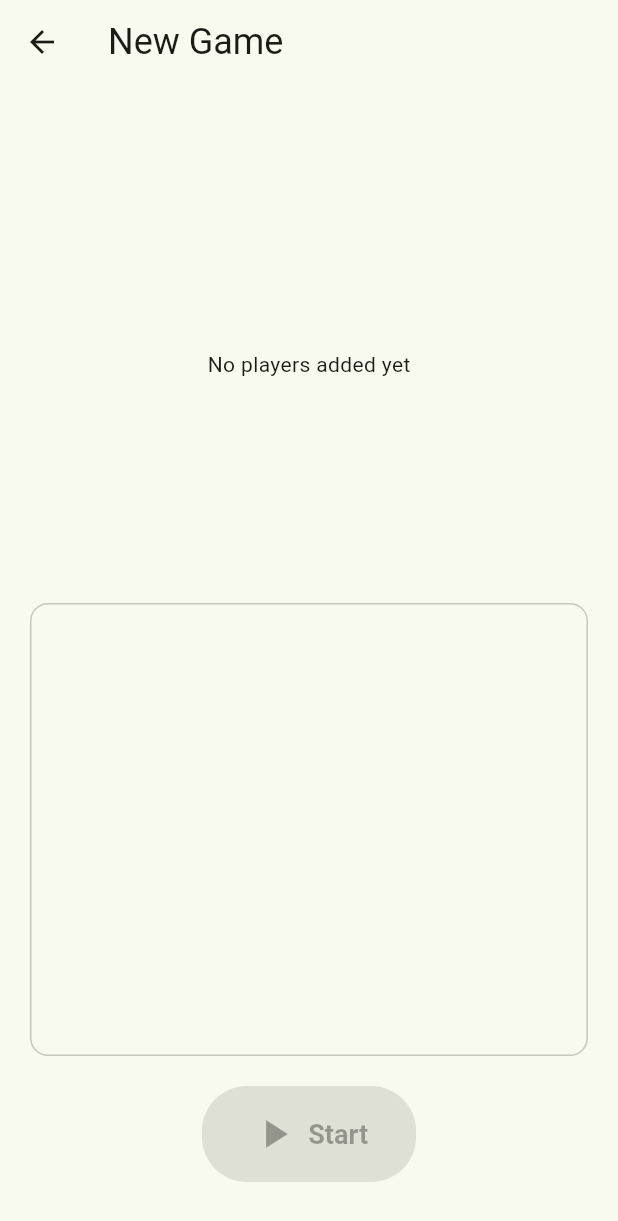
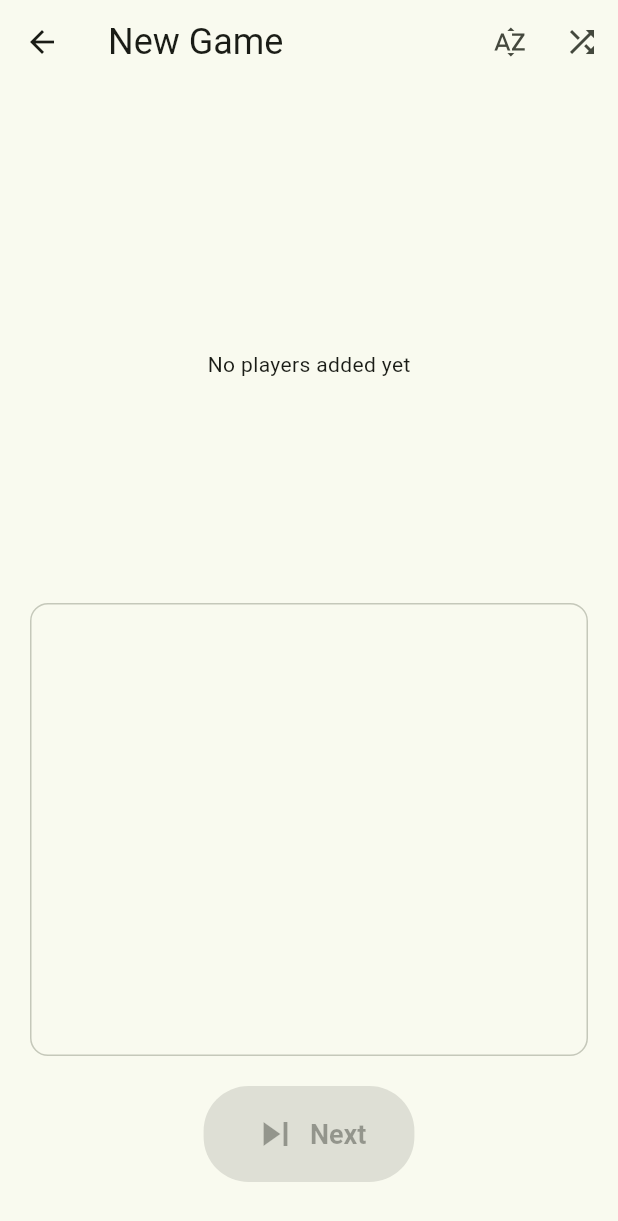
Before and after one commit to ben-fletcher/Pooker, a Flutter app: the screen it shows after launch, after a tap on "Start", on a phone screen of 412 x 824 dp. Shown: the top 1221 px of the screen. Run offline on Flutter 3.47's test engine with Material 3 defaults, Android fonts, the phone set to English and light mode, and no system bars; our stand-ins replace confetti, file_picker, google_fonts, package_info_plus, sqflite, sqflite_common_ffi_web; accounts and stored records are empty; Roboto replaces fonts that are missing (AR One Sans, Comic Sans MS).

Commit message:
Fix stats page + backup (#11)
* Fix stats

* Improve android logo

* Added export/import functionality

* Multi game type

* Allow reordering

* Dark mode

* Reset data

```diff
--- a/lib/components/pool_ball_button.dart
+++ b/lib/components/pool_ball_button.dart
@@ -5,7 +5,8 @@ class PoolBallButton extends StatelessWidget {
   final Color color;
   final Function()? onPressed;
 
-  const PoolBallButton({super.key, this.number, required this.color, this.onPressed});
+  const PoolBallButton(
+      {super.key, this.number, required this.color, this.onPressed});
 
   @override
   Widget build(BuildContext context) {
--- a/lib/main.dart
+++ b/lib/main.dart
@@ -31,7 +31,7 @@ class MyApp extends StatelessWidget {
           title: 'Pooker',
           theme: theme.light(),
           darkTheme: theme.dark(),
-          themeMode: ThemeMode.light,
+          themeMode: ThemeMode.system,
           home: StartPage(),
           debugShowCheckedModeBanner: false,
         ));
--- a/lib/models/game_model.dart
+++ b/lib/models/game_model.dart
@@ -9,6 +9,7 @@ import 'package:pooker_score/services/database_service.dart';
 
 class GameModel extends ChangeNotifier {
   final List<Player> players = [];
+  int totalBalls = 15;
   get activePlayer => players[_currentPlayerIndex];
   int _currentPlayerIndex = 0;
   BallColour _nextTargetBall = BallColour.red;
@@ -109,7 +110,6 @@ class GameModel extends ChangeNotifier {
   }
 
   int get remainingBalls {
-    int totalBalls = 14;
     int pottedBalls = players.fold(0, (sum, player) {
       return sum +
           player.turns
@@ -117,7 +117,9 @@ class GameModel extends ChangeNotifier {
                   turn.event.potted && turn.event.colour == BallColour.red)
               .length;
     });
-    return totalBalls - pottedBalls;
+
+    // Subtract the black ball
+    return totalBalls - 1 - pottedBalls;
   }
 
   void addPlayer(Player player) {
@@ -149,6 +151,25 @@ class GameModel extends ChangeNotifier {
   void reset() {
     players.clear();
     _currentPlayerIndex = 0;
+    _nextTargetBall = BallColour.red;
+    hasSaved = false;
+    _turnHistory.clear();
+
+    notifyListeners();
+  }
+
+  void setTotalBalls(int balls) {
+    totalBalls = balls;
+    notifyListeners();
+  }
+
+  void shufflePlayers() {
+    players.shuffle();
+    notifyListeners();
+  }
+
+  void orderPlayersAlphabetically() {
+    players.sort((a, b) => a.name.compareTo(b.name));
     notifyListeners();
   }
 }
--- a/lib/pages/players.dart
+++ b/lib/pages/players.dart
@@ -100,6 +100,7 @@ class _PlayerScreenState extends State<PlayerScreen> {
         return AlertDialog(
           title: Text('Add Player'),
           content: TextField(
+            focusNode: FocusNode()..requestFocus(),
             controller: nameController,
             autocorrect: false,
             textCapitalization: TextCapitalization.words,
--- a/lib/pages/setup.dart
+++ b/lib/pages/setup.dart
@@ -1,7 +1,7 @@
 import 'package:flutter/material.dart';
 import 'package:pooker_score/models/game_model.dart';
 import 'package:pooker_score/models/player.dart';
-import 'package:pooker_score/pages/calculator.dart';
+import 'package:pooker_score/pages/game_settings.dart';
 import 'package:pooker_score/services/database_service.dart';
 import 'package:pooker_score/theme.dart';
 import 'package:provider/provider.dart';
@@ -30,15 +30,25 @@ class _SetupPageState extends State<SetupPage> {
 
   @override
   Widget build(BuildContext context) {
-    return Consumer<MaterialTheme>(builder: (context, theme, _) {
-      return Theme(
-        data: theme.light(),
-        child: Scaffold(
+    return Consumer<GameModel>(builder: (context, gameModel, _) {
+      return Scaffold(
         appBar: AppBar(
           title: const Text('New Game', style: TextStyle(fontSize: 24)),
+          actions: [
+            IconButton(
+                onPressed: () {
+                  gameModel.orderPlayersAlphabetically();
+                },
+                icon: Icon(Icons.sort_by_alpha)),
+            IconButton(
+              icon: const Icon(Icons.shuffle),
+              onPressed: () {
+                gameModel.shufflePlayers();
+              },
             ),
-          body: Consumer<GameModel>(
-            builder: (context, gameModel, child) => Padding(
+          ],
+        ),
+        body: Padding(
           padding: const EdgeInsets.all(16.0),
           child: Column(
             //crossAxisAlignment: CrossAxisAlignment.start,
@@ -52,25 +62,33 @@ class _SetupPageState extends State<SetupPage> {
                     );
                   }
 
-                      return ListView.builder(
+                  return ReorderableListView.builder(
                     itemCount: gameModel.players.length,
+                    onReorder: (oldIndex, newIndex) {
+                      if (newIndex > oldIndex) newIndex -= 1;
+                      final player = gameModel.players.removeAt(oldIndex);
+                      gameModel.players.insert(newIndex, player);
+                      // Re-index the players
+                      for (var i = 0; i < gameModel.players.length; i++) {
+                        gameModel.players[i].id = i + 1;
+                      }
+                      setState(() {});
+                    },
                     itemBuilder: (context, index) {
                       return Card(
+                        key: ValueKey(gameModel.players[index].id),
                         child: ListTile(
                           title: Text(gameModel.players[index].name,
                               style: TextStyle(fontSize: 18)),
                           trailing: IconButton(
-                                icon: Icon(Icons.remove_circle,
-                                    color: Colors.red),
-                                onPressed: () =>
-                                    _removePlayer(gameModel, index),
+                            icon: Icon(Icons.remove_circle, color: Colors.red),
+                            onPressed: () => _removePlayer(gameModel, index),
                           ),
                         ),
                       );
                     },
                   );
-                    }
-                    ),
+                }),
               ),
               _buildPlayerSelector(gameModel),
               const SizedBox(height: 16),
@@ -78,12 +96,8 @@ class _SetupPageState extends State<SetupPage> {
                 child: FilledButton.icon(
                   onPressed: gameModel.players.isNotEmpty
                       ? () {
-                              Navigator.of(context).pushAndRemoveUntil(
-                                MaterialPageRoute(
-                                    builder: (context) =>
-                                        const CalculatorPage()),
-                                (Route<dynamic> route) => false,
-                              );
+                          Navigator.of(context).push(MaterialPageRoute(
+                              builder: (_) => GameSettingsPage()));
                         }
                       : null,
                   style: FilledButton.styleFrom(
@@ -96,8 +110,8 @@ class _SetupPageState extends State<SetupPage> {
                       borderRadius: BorderRadius.circular(30),
                     ),
                   ),
-                      icon: const Icon(Icons.play_arrow, size: 32),
-                      label: const Text('Start',
+                  icon: const Icon(Icons.skip_next_sharp, size: 32),
+                  label: const Text('Next',
                       style: TextStyle(
                         fontFamily: 'Comic Sans MS',
                         fontWeight: FontWeight.bold,
@@ -106,8 +120,6 @@ class _SetupPageState extends State<SetupPage> {
               ),
               const SizedBox(height: 20),
             ],
-              ),
-            ),
           ),
         ),
       );
--- a/lib/pages/start.dart
+++ b/lib/pages/start.dart
@@ -2,6 +2,7 @@ import 'package:flutter/material.dart';
 import 'package:pooker_score/models/game_model.dart';
 import 'package:pooker_score/pages/history.dart';
 import 'package:pooker_score/pages/players.dart';
+import 'package:pooker_score/pages/settings.dart';
 import 'package:pooker_score/pages/setup.dart';
 import 'package:pooker_score/theme.dart';
 import 'package:provider/provider.dart';
@@ -14,19 +15,39 @@ class StartPage extends StatelessWidget {
     return Consumer<MaterialTheme>(builder: (context, theme, _) {
       return Theme(
         data: theme.lightHighContrast(),
-        child: Scaffold(
-          body: Container(
+        child: Stack(
+          children: [
+            Container(
               decoration: BoxDecoration(
                 image: DecorationImage(
                   image: AssetImage('assets/pool_table_background.jpg'),
                   fit: BoxFit.cover,
                 ),
               ),
-            child: Center(
+            ),
+            Scaffold(
+              backgroundColor: Colors.transparent,
+              appBar: AppBar(
+                backgroundColor: Colors.transparent,
+                actions: [
+                  IconButton(
+                    icon: Icon(
+                      Icons.settings,
+                      color: Colors.white,
+                    ),
+                    onPressed: () {
+                      Navigator.of(context).push(
+                        MaterialPageRoute(
+                            builder: (context) => const SettingsPage()),
+                      );
+                    },
+                  ),
+                ],
+              ),
+              body: Center(
                 child: Column(
                   mainAxisAlignment: MainAxisAlignment.center,
                   children: <Widget>[
-                  SizedBox(height: 80),
                     Spacer(),
                     const Text(
                       "Welcome to",
@@ -110,9 +131,9 @@ class StartPage extends StatelessWidget {
                 ),
               ),
             ),
+          ],
         ),
       );
-    }
-    );
+    });
   }
 }
--- a/lib/theme.dart
+++ b/lib/theme.dart
@@ -335,7 +335,6 @@ class MaterialTheme {
     return theme(darkHighContrastScheme());
   }
 
-
   ThemeData theme(ColorScheme colorScheme) => ThemeData(
         useMaterial3: true,
         brightness: colorScheme.brightness,
@@ -346,11 +345,15 @@ class MaterialTheme {
         ),
         scaffoldBackgroundColor: colorScheme.surface,
         canvasColor: colorScheme.surface,
+        pageTransitionsTheme: const PageTransitionsTheme(
+          builders: {
+            TargetPlatform.android: PredictiveBackPageTransitionsBuilder(),
+            TargetPlatform.iOS: CupertinoPageTransitionsBuilder()
+          },
+        ),
       );
 
-
-  List<ExtendedColor> get extendedColors => [
-  ];
+  List<ExtendedColor> get extendedColors => [];
 }
 
 class ExtendedColor {
--- a/pubspec.yaml
+++ b/pubspec.yaml
@@ -16,7 +16,7 @@ publish_to: 'none' # Remove this line if you wish to publish to pub.dev
 # https://developer.apple.com/library/archive/documentation/General/Reference/InfoPlistKeyReference/Articles/CoreFoundationKeys.html
 # In Windows, build-name is used as the major, minor, and patch parts
 # of the product and file versions while build-number is used as the build suffix.
-version: 1.0.0+1
+version: 1.0.1+1
 
 environment:
   sdk: ^3.6.2
@@ -41,6 +41,9 @@ dependencies:
   sqflite_common_ffi_web: ^0.4.5+4
   google_fonts: ^6.2.1
 
+  path: any
+  file_picker: ^9.2.1
+  package_info_plus: ^8.3.0
 dev_dependencies:
   flutter_test:
     sdk: flutter
```
Also changed, not shown: flutter_launcher_icons.yaml (+5 -14 lines), lib/pages/calculator.dart (+5 -6 lines), lib/pages/finish.dart (+6 -1 lines), lib/pages/game_result_page.dart (+1 -6 lines), lib/pages/game_settings.dart (added, +193 -0 lines), lib/pages/history.dart (+1 -8 lines), lib/pages/player_detail.dart (+18 -8 lines), lib/pages/settings.dart (added, +132 -0 lines), lib/services/database_service.dart (+90 -18 lines), lib/models/game_result.dart (line endings or trailing spaces), lib/widgets/scoreboard.dart (indentation only), pubspec.lock, 33 other files. Lines whose indentation alone changed are shown as unchanged.
